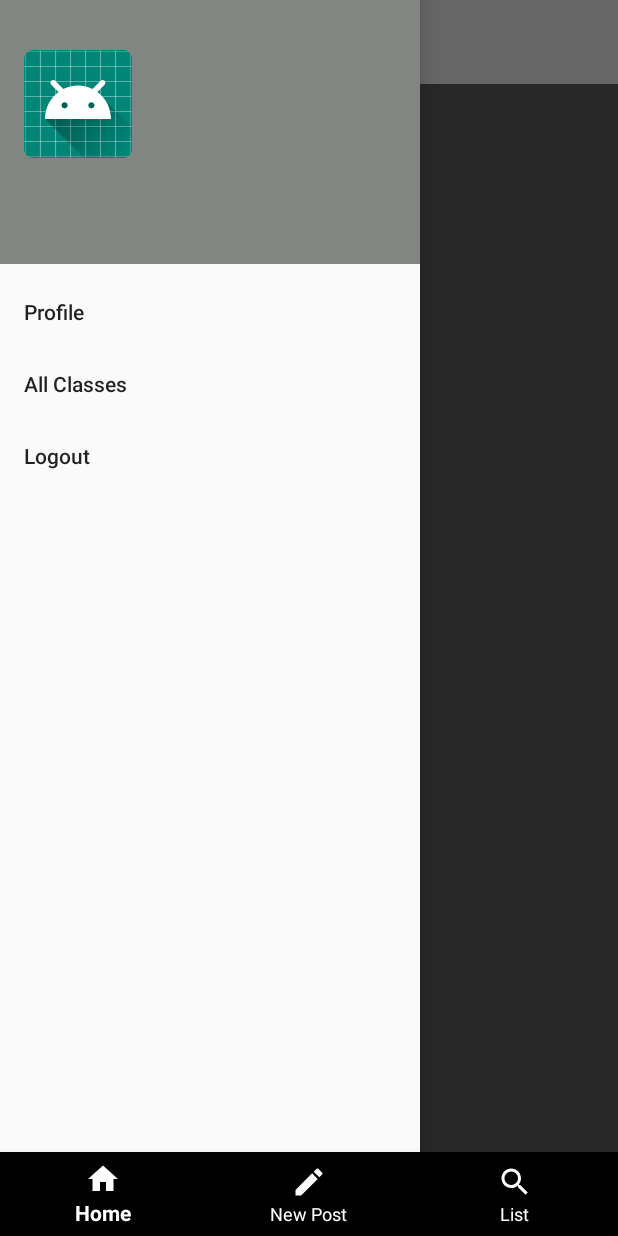
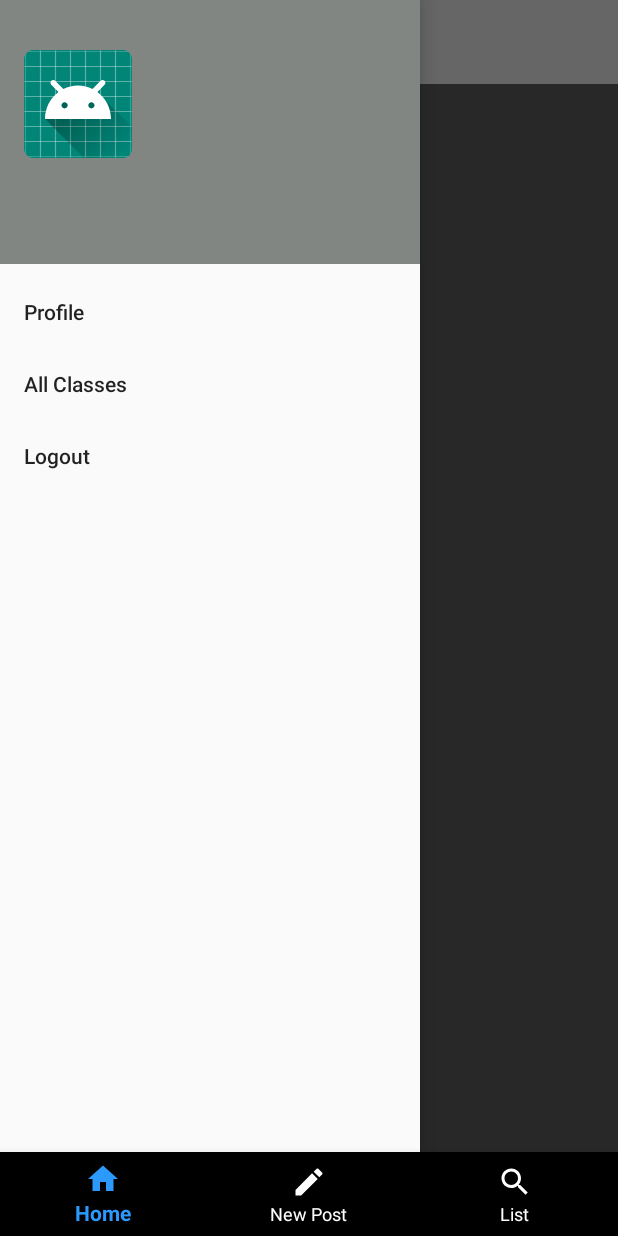
Before and after one commit to HalaAli2020/SeniorProject, an Android app: the screen it shows after launch once a user with an empty profile is signed in (MainForum), with the side drawer open, on a phone screen of 412 x 824 dp. Run offline under Robolectric (Android 15) with nearby library versions, the phone set to English and light mode, and no system bars; our stand-ins replace Firebase (no records; nobody signed in at launch, a user with empty details on screens opened directly), RxJava, data binding; libraries missing offline, so code that uses them is left out: com.xwray.groupie.

Commit message:
UI Changes including bottom navigation colors and margins to account for titlebar and bottom navigation for fragments.

```diff
--- /dev/null
+++ b/app/src/main/res/drawable/bottom_navigation_selected.xml
@@ -0,0 +1,5 @@
+<?xml version="1.0" encoding="utf-8"?>
+<selector xmlns:android="http://schemas.android.com/apk/res/android">
+    <item android:state_checked="true" android:color="@color/blue_theme" />
+    <item android:color="@color/white"  />
+</selector>
--- a/app/src/main/res/drawable/rounded_btn.xml
+++ b/app/src/main/res/drawable/rounded_btn.xml
@@ -1,5 +1,5 @@
 <?xml version="1.0" encoding="utf-8"?>
 <shape xmlns:android="http://schemas.android.com/apk/res/android">
-    <solid android:color="#2b99fd"/>
+    <solid android:color="@color/blue_theme"/>
     <corners android:radius="25dp"/>
 </shape>
--- a/app/src/main/res/layout/activity_main_forum.xml
+++ b/app/src/main/res/layout/activity_main_forum.xml
@@ -50,7 +50,6 @@
                     android:id="@+id/toolbar"
                     android:theme="@style/ThemeOverlay.AppCompat.Light"
                     />
-
             </FrameLayout>
         </LinearLayout>
         <com.google.android.material.navigation.NavigationView
@@ -58,7 +57,7 @@
             android:layout_width="wrap_content"
             android:layout_height="match_parent"
             android:layout_gravity="start"
-            app:menu="@menu/activity_main_drawer"/>
+            app:menu="@menu/activity_main_drawer" />
 
     </androidx.drawerlayout.widget.DrawerLayout>
 
@@ -67,8 +66,8 @@
         android:layout_width="match_parent"
         android:layout_height="wrap_content"
         android:background="@android:color/background_dark"
-        app:itemIconTint="@color/cardview_light_background"
-        app:itemTextColor="@color/cardview_light_background"
+        app:itemIconTint="@drawable/bottom_navigation_selected"
+        app:itemTextColor="@drawable/bottom_navigation_selected"
         app:layout_constraintBottom_toBottomOf="parent"
         app:menu="@menu/bottom_nav_menu"
         tools:layout_editor_absoluteX="206dp" />
--- a/app/src/main/res/layout/fragment_home.xml
+++ b/app/src/main/res/layout/fragment_home.xml
@@ -12,7 +12,9 @@
         xmlns:tools="http://schemas.android.com/tools"
         android:layout_width="match_parent"
         android:layout_height="match_parent"
-        tools:context=".MainForum.HomeFragment">
+        tools:context=".MainForum.HomeFragment"
+        android:layout_marginTop="?attr/actionBarSize"
+        android:layout_marginBottom="?attr/actionBarSize">
 
 
         <LinearLayout
--- a/app/src/main/res/values/colors.xml
+++ b/app/src/main/res/values/colors.xml
@@ -4,4 +4,5 @@
     <color name="colorPrimaryDark">#00574B</color>
     <color name="colorAccent">#D81B60</color>
     <color name="white">#FFFFFF</color>
+    <color name="blue_theme">#2b99fd</color>
 </resources>
```
